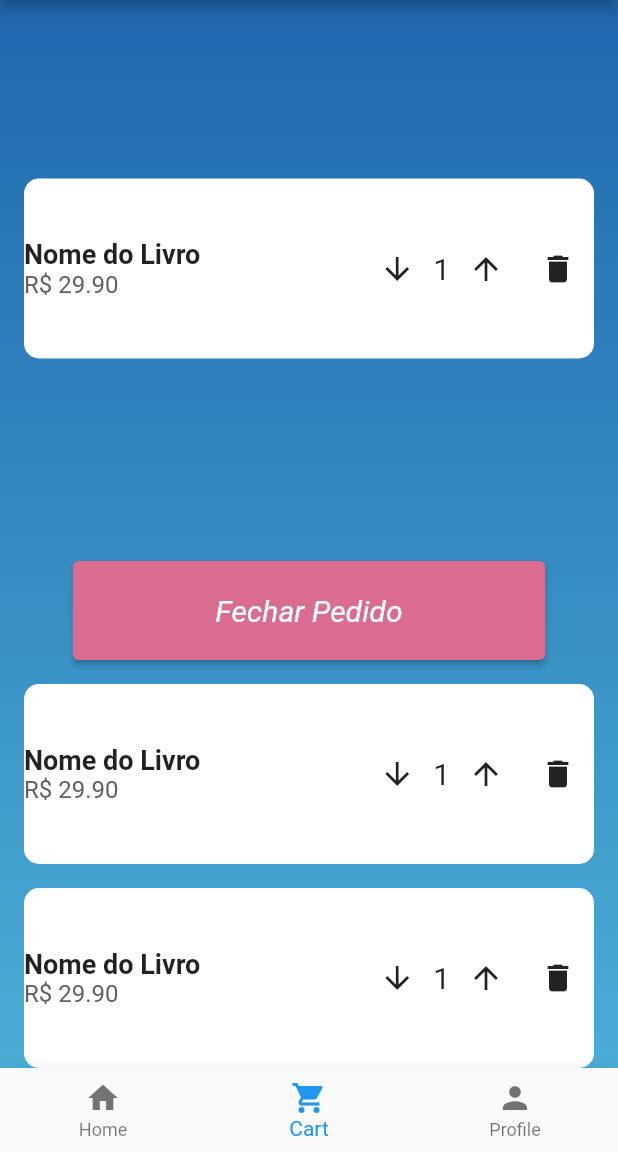
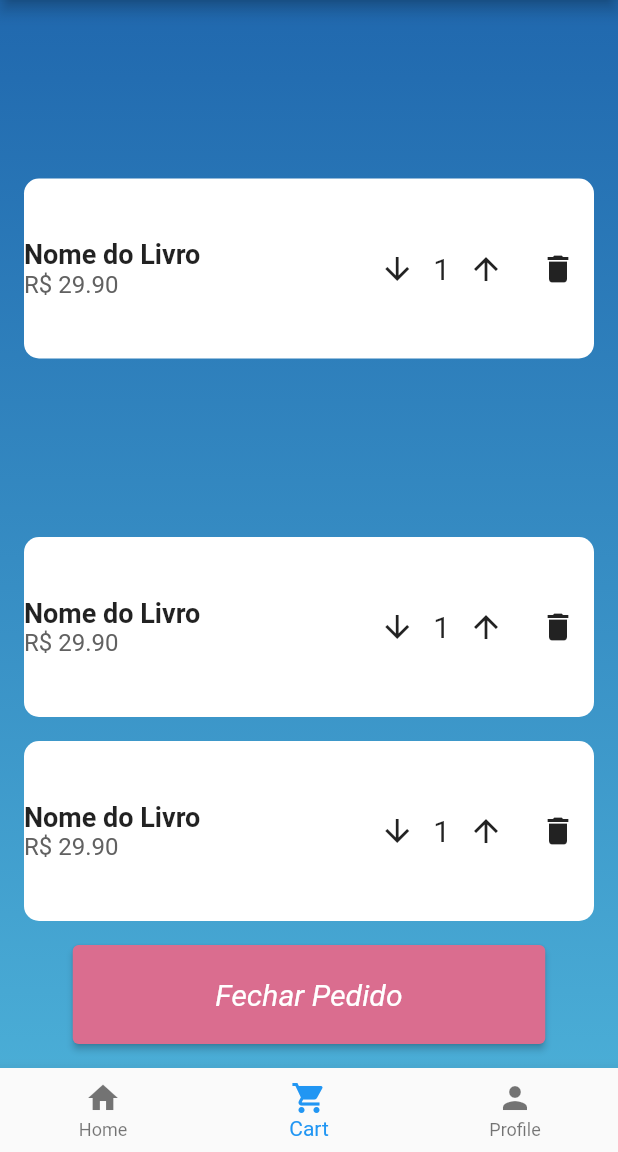
Before and after one commit to ErickBezerrar/miniprojetoPOO, a Flutter app: the screen it shows after launch, item 2 of the bottom bar chosen, on a phone screen of 412 x 824 dp, the part 84-1236 px from its top. Run offline on Flutter 3.47's test engine with Material 2 defaults, Android fonts, the phone set to English and light mode, and no system bars; our stand-ins replace cached_network_image, flutter_hooks; network calls fail.

Commit message:
miniprojeto -> carrinho de compras, adicionando mais containers

```diff
--- a/miniprojeto/lib/code/cartPage.dart
+++ b/miniprojeto/lib/code/cartPage.dart
@@ -45,7 +45,7 @@ class _CartPageContentState extends State<CartPageContent> {
                 alignment: Alignment.center,
                 child: Container(
                   width: double.infinity,
-                  height: 120, // Altura reduzida do container
+                  height: 120,
                   decoration: BoxDecoration(
                     color: Colors.white,
                     borderRadius: BorderRadius.circular(10),
@@ -104,32 +104,13 @@ class _CartPageContentState extends State<CartPageContent> {
               ),
             ),
           ),
-          SizedBox(height: 16),
-          // Containers adicionais na parte inferior
-          Container(
-            margin: EdgeInsets.only(bottom: 16),
-            child: ElevatedButton(
-              style: ButtonStyle(
-                minimumSize: MaterialStateProperty.all<Size>(Size(315, 66)),
-                backgroundColor: MaterialStateProperty.all<Color>(Color.fromRGBO(218, 109, 143, 1.0)),
-                textStyle: MaterialStateProperty.all<TextStyle>(
-                  TextStyle(fontSize: 20.0, fontStyle: FontStyle.italic),
-                ),
-              ),
-              onPressed: () {
-                // Ação do botão Fechar Pedido
-              },
-              child: Text("Fechar Pedido"),
-            ),
-          ),
-          // Replicação de mais containers de produtos
           Container(
             padding: EdgeInsets.symmetric(horizontal: 16),
             child: Align(
               alignment: Alignment.center,
               child: Container(
                 width: double.infinity,
-                height: 120, // Altura reduzida do container
+                height: 120,
                 decoration: BoxDecoration(
                   color: Colors.white,
                   borderRadius: BorderRadius.circular(10),
@@ -194,7 +175,7 @@ class _CartPageContentState extends State<CartPageContent> {
               alignment: Alignment.center,
               child: Container(
                 width: double.infinity,
-                height: 120, // Altura reduzida do container
+                height: 120,
                 decoration: BoxDecoration(
                   color: Colors.white,
                   borderRadius: BorderRadius.circular(10),
@@ -252,6 +233,24 @@ class _CartPageContentState extends State<CartPageContent> {
               ),
             ),
           ),
+          SizedBox(height: 16),
+          Container(
+            margin: EdgeInsets.only(bottom: 16),
+            child: ElevatedButton(
+              style: ButtonStyle(
+                minimumSize: MaterialStateProperty.all<Size>(Size(315, 66)),
+                backgroundColor:
+                    MaterialStateProperty.all<Color>(Color.fromRGBO(218, 109, 143, 1.0)),
+                textStyle: MaterialStateProperty.all<TextStyle>(
+                  TextStyle(fontSize: 20.0, fontStyle: FontStyle.italic),
+                ),
+              ),
+              onPressed: () {
+                // Ação do botão Fechar Pedido
+              },
+              child: Text("Fechar Pedido"),
+            ),
+          ),
         ],
       ),
     );
```
